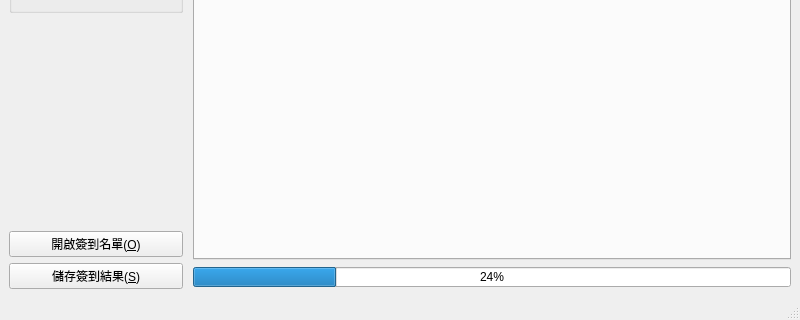
redbug312/ntuoc13-punch-clock, file src/main/resources/base/window.ui: the form before one commit; both pictures show x 0 to 800 and y 280 to 600 of the 800 by 600 pixel window.
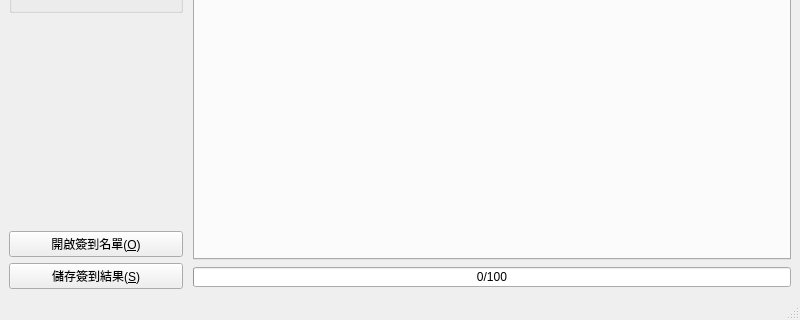
The form after the commit. Icons and pictures are not drawn. Custom widgets are drawn as their Qt base class.

Commit message: Rename UI components

The edit to the form file:
```diff
--- a/src/main/resources/base/window.ui
+++ b/src/main/resources/base/window.ui
@@ -266,7 +266,10 @@
            </size>
           </property>
           <property name="value">
-           <number>24</number>
+           <number>0</number>
+          </property>
+          <property name="format">
+           <string>%v/%m</string>
           </property>
          </widget>
         </item>
```
Left out of the diff: 38 changed lines with no effect on the pictures. The commit also changes 3 other files.
